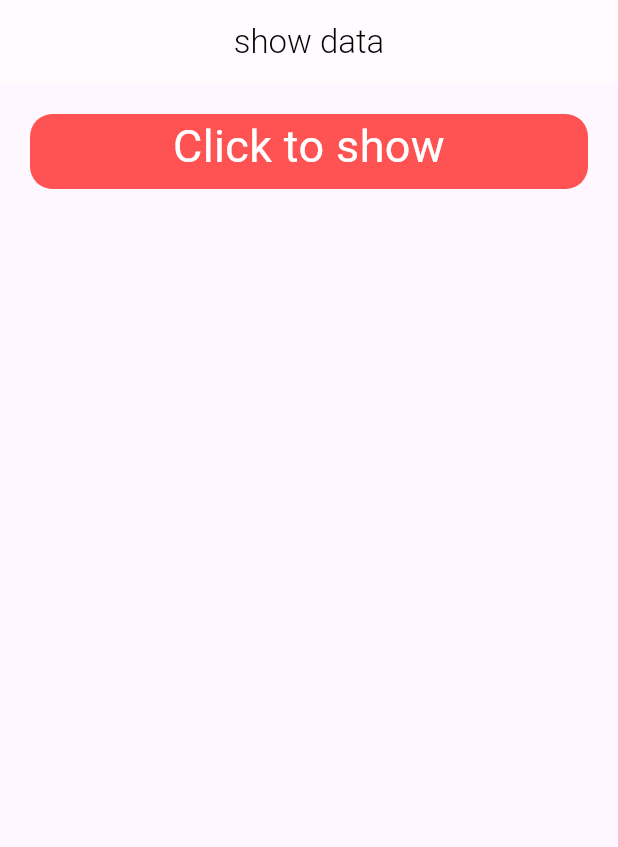
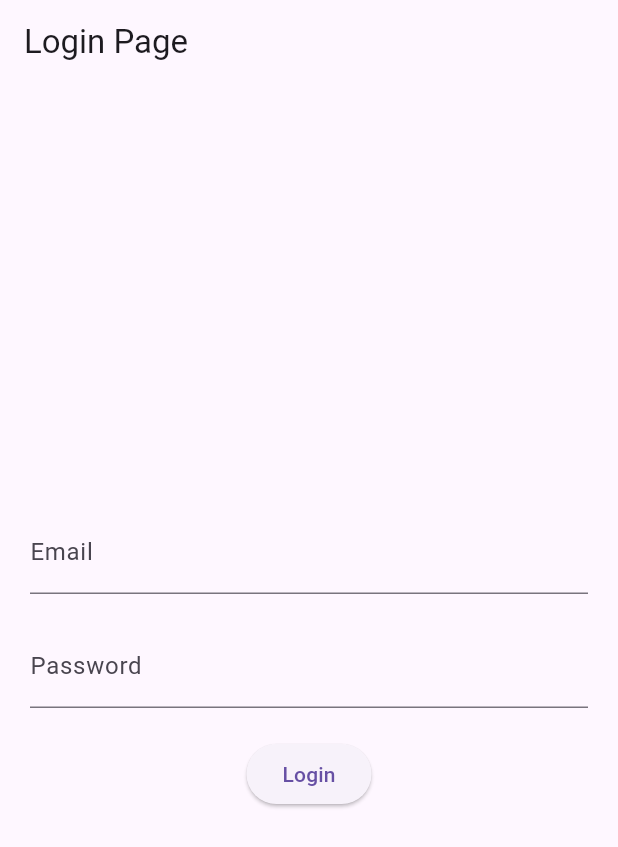
Before and after one commit to Aminzainn/FlutterCourse, a Flutter app: the screen it shows after launch, on a phone screen of 412 x 824 dp. Shown: the top 847 px of the screen. Run offline on Flutter 3.47's test engine with Material 3 defaults, Android fonts, the phone set to English and light mode, and no system bars; our stand-ins replace firebase_auth; accounts and stored records are empty.

Commit message:
final task

```diff
--- a/lib/home_page.dart
+++ b/lib/home_page.dart
@@ -1,66 +1,132 @@
-import 'dart:convert';
+import 'package:flutter/material.dart';
+import 'package:firebase_auth/firebase_auth.dart';
 
-import 'package:flutter/material.dart';
-import 'package:http/http.dart';
+class homePage extends StatelessWidget {
+  @override
+  Widget build(BuildContext context) {
+    return MaterialApp(
+      title: 'Firebase Authentication Example',
+      home: AuthenticationWrapper(),
+    );
+  }
+}
 
-class homePage extends StatefulWidget {
-  const homePage({Key? key}) : super(key: key);
+class AuthenticationWrapper extends StatelessWidget {
+  final FirebaseAuth _auth = FirebaseAuth.instance;
 
   @override
-  State<homePage> createState() => _homePageState();
+  Widget build(BuildContext context) {
+    return StreamBuilder<User?>(
+      stream: _auth.authStateChanges(),
+      builder: (context, snapshot) {
+        if (snapshot.connectionState == ConnectionState.waiting) {
+          return CircularProgressIndicator();
+        } else {
+          if (snapshot.hasData) {
+            return CategoryPage();
+          } else {
+            return LoginPage();
+          }
+        }
+      },
+    );
+  }
 }
 
-class _homePageState extends State<homePage> {
-  List data = [];
-  bool loding = false;
+class LoginPage extends StatefulWidget {
+  @override
+  _LoginPageState createState() => _LoginPageState();
+}
+
+class _LoginPageState extends State<LoginPage> {
+  final FirebaseAuth _auth = FirebaseAuth.instance;
+
+  TextEditingController _emailController = TextEditingController();
+  TextEditingController _passwordController = TextEditingController();
+
   @override
   Widget build(BuildContext context) {
     return Scaffold(
-        appBar: AppBar(
-          title: Text(
-            "show data",
-            style: TextStyle(color: Colors.black, fontWeight: FontWeight.w300),
+      appBar: AppBar(
+        title: Text('Login Page'),
+      ),
+      body: Center(
+        child: Padding(
+          padding: const EdgeInsets.all(20.0),
+          child: Column(
+            mainAxisAlignment: MainAxisAlignment.center,
+            children: [
+              TextField(
+                controller: _emailController,
+                decoration: InputDecoration(
+                  labelText: 'Email',
+                ),
+              ),
+              SizedBox(height: 20.0),
+              TextField(
+                controller: _passwordController,
+                decoration: InputDecoration(
+                  labelText: 'Password',
+                ),
+                obscureText: true,
+              ),
+              SizedBox(height: 20.0),
+              ElevatedButton(
+                onPressed: () async {
+                  String email = _emailController.text.trim();
+                  String password = _passwordController.text.trim();
+
+                  try {
+                    UserCredential userCredential =
+                        await _auth.signInWithEmailAndPassword(
+                      email: email,
+                      password: password,
+                    );
+                    User? user = userCredential.user;
+                    if (user != null) {
+                      // تسجيل الدخول بنجاح
+                      print('User signed in: ${user.uid}');
+                    }
+                  } catch (e) {
+                    // خطأ في تسجيل الدخول
+                    print('Failed to sign in: $e');
+                  }
+                },
+                child: Text('Login'),
+              ),
+            ],
           ),
-          centerTitle: true,
-          backgroundColor: Colors.white54,
         ),
-        body: ListView(children: [
-          Container(
-              height: 50,
-              alignment: Alignment.topCenter,
-              margin: EdgeInsets.all(20),
-              decoration: BoxDecoration(
-                  color: Colors.redAccent,
-                  borderRadius: BorderRadius.circular(15)),
-              child: InkWell(
-                child: Text(
-                  "Click to show",
-                  style: TextStyle(fontSize: 30, color: Colors.white),
-                  textAlign: TextAlign.center,
-                ),
-                onTap: () async {
-                  loding = true;
-                  setState(() {});
-                  var respo = await get(
-                      Uri.parse("https://jsonplaceholder.typicode.com/posts"));
-                  var respobody = jsonDecode(respo.body);
-                  data.addAll(respobody);
-                  loding = false;
-                  setState(() {});
-                },
-              )),
-          if (loding)
-            Center(
-              child: CircularProgressIndicator(),
-            ),
-          ...List.generate(
-              data.length,
-              (index) => Card(
-                    child: ListTile(
-                      title: Text("${data[index]['title']}"),
-                      subtitle: Text("${data[index]['body']}"),
-                    ),
-                  ))
-        ]));
+      ),
+    );
   }
 }
+
+class CategoryPage extends StatelessWidget {
+  final FirebaseAuth _auth;
+
+  CategoryPage(this._auth);
+
+  @override
+  Widget build(BuildContext context) {
+    return Scaffold(
+      appBar: AppBar(
+        title: Text('Categories'),
+        actions: [
+          IconButton(
+            icon: Icon(Icons.exit_to_app),
+            onPressed: () async {
+              await _auth.signOut();
+              Navigator.of(context).pushReplacement(MaterialPageRoute(
+                builder: (context) => LoginPage(),
+              ));
+            },
+          ),
+        ],
+      ),
+      body: Center(
+        child: Text('Category Page Content'),
+      ),
+    );
+  }
+}
```
Also changed, not shown: 2 other files.
